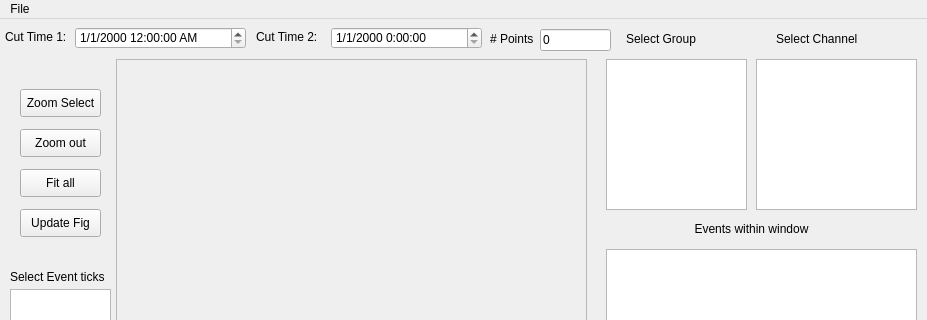
The window that Analysis/PostProcessor/Layout.ui (msb002/MHDlab) describes before a commit, drawn with Qt 5; both pictures show x 0 to 927 and y 0 to 320 of the 927 by 663 pixel window.
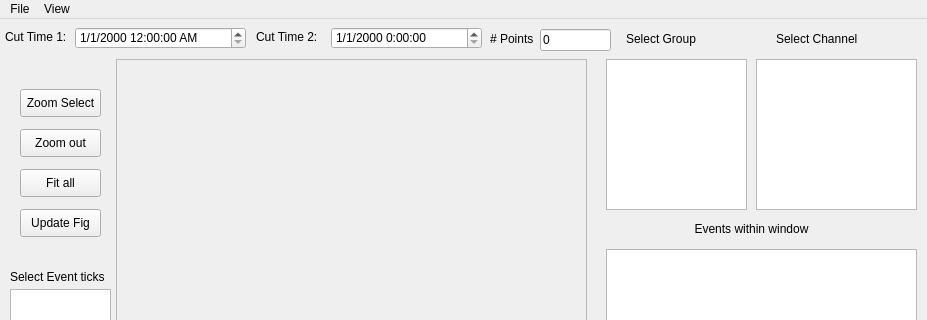
The same window after the commit.

Diff of the .ui file:
```diff
--- a/Analysis/PostProcessor/Layout.ui
+++ b/Analysis/PostProcessor/Layout.ui
@@ -731,7 +731,14 @@
     <addaction name="separator"/>
     <addaction name="actionReload_ppr"/>
    </widget>
+   <widget class="QMenu" name="menuView">
+    <property name="title">
+     <string>View</string>
+    </property>
+    <addaction name="actionToggle_Legend"/>
+   </widget>
    <addaction name="menuFile"/>
+   <addaction name="menuView"/>
   </widget>
   <widget class="QStatusBar" name="statusbar"/>
   <action name="actionOpen">
```
Left out of the diff: 11 changed lines with no effect on the pictures.
